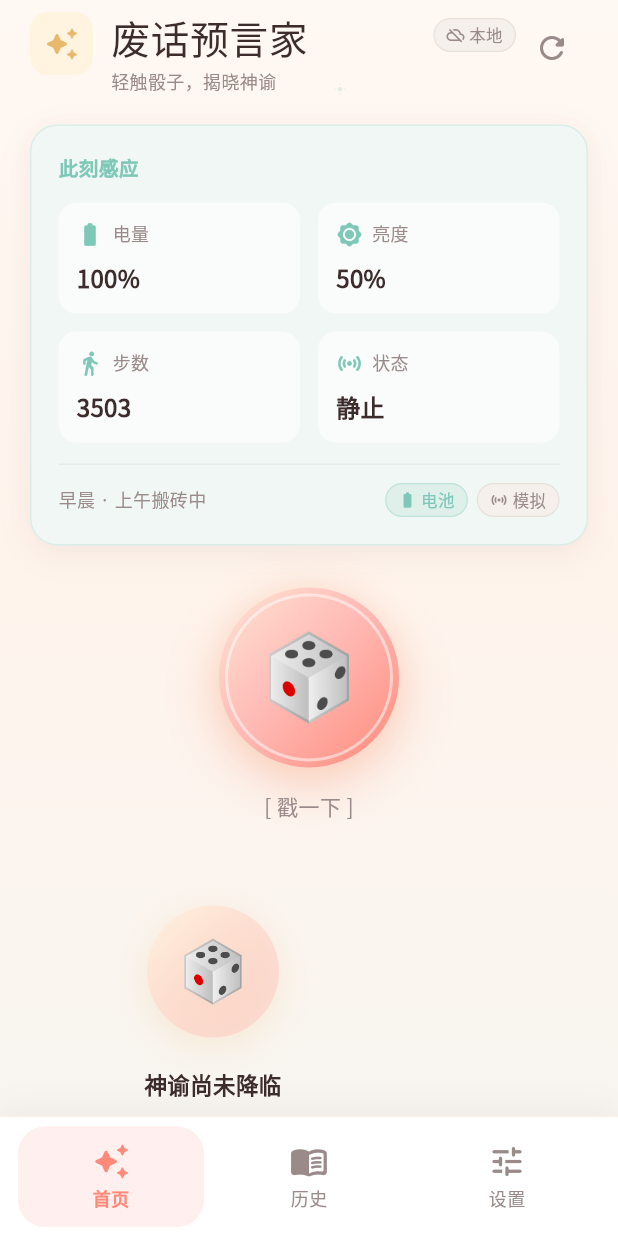
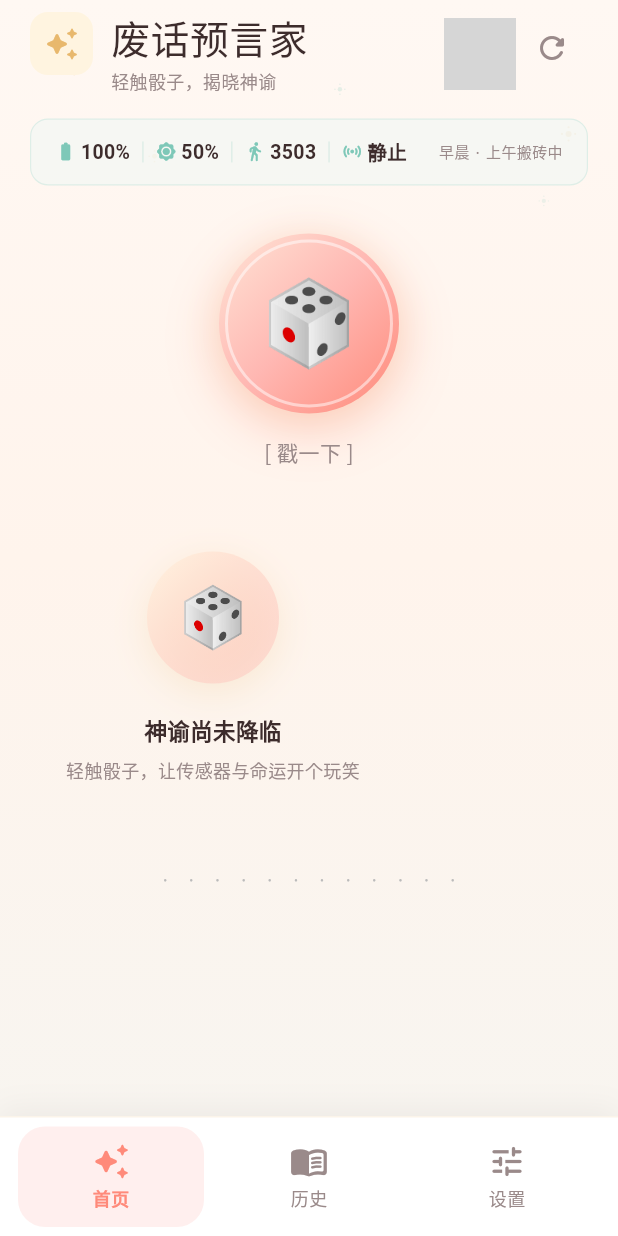
Before and after one commit to Lotus1717/NothingLab, a Flutter app: the screen it shows after launch, on a phone screen of 412 x 824 dp. Run offline on Flutter 3.47's test engine with Material 3 defaults, Android fonts, the phone set to English and light mode, and no system bars; our stand-ins replace battery_plus, google_fonts, permission_handler, sensors_plus, share_plus, shared_preferences; missing offline and left inert: flutter_local_ai, pedometer_2, screen_brightness; statements that could not run were skipped; grey boxes are pictures that could not be loaded.

Commit message:
refactor: 传感器卡片压缩为一行仪表盘
- 4 个传感器数据点变成水平条：🔋 75% | ☀️ 34% | 🚶 46 | 📳 静止
- 去掉底部状态标签（电池真/模拟）
- 右侧显示时间段信息
- 占用面积缩减 60%，让骰子和预言成为视觉焦点

```diff
--- a/lib/screens/home_page.dart
+++ b/lib/screens/home_page.dart
@@ -12,7 +12,6 @@
 import '../widgets/oracle_loading.dart';
 import '../widgets/prophecy_card.dart';
 import '../widgets/sensor_card.dart';
-import '../widgets/status_chip.dart';
 
 class HomePage extends StatefulWidget {
   const HomePage({super.key});
@@ -67,9 +66,9 @@
                 children: [
                   const SizedBox(height: 8),
                   _HomeHero(aiSvc: aiSvc, onRefreshSensors: () => sensorSvc.init()),
-                  const SizedBox(height: 20),
+                  const SizedBox(height: 16),
                   SensorCard(sensor: s),
-                  const SizedBox(height: 28),
+                  const SizedBox(height: 32),
                   Center(
                     child: Column(
                       children: [
--- a/lib/widgets/sensor_card.dart
+++ b/lib/widgets/sensor_card.dart
@@ -2,9 +2,9 @@
 
 import '../config/theme.dart';
 import '../models/sensor_data.dart';
-import 'app_card.dart';
-import 'status_chip.dart';
 
+/// 仪表盘风格传感器状态条 — 压缩成一行
+/// 数字感营造「科学算命」的反差萌
 class SensorCard extends StatelessWidget {
   final SensorData sensor;
 
@@ -12,129 +12,66 @@
 
   @override
   Widget build(BuildContext context) {
-    return AppMintCard(
-      child: Column(
-        crossAxisAlignment: CrossAxisAlignment.start,
+    return Container(
+      padding: const EdgeInsets.symmetric(horizontal: 16, vertical: 12),
+      decoration: BoxDecoration(
+        color: AppTheme.bgMint.withValues(alpha: 0.6),
+        borderRadius: BorderRadius.circular(AppTheme.radiusSm),
+        border: Border.all(
+          color: AppTheme.secondary.withValues(alpha: 0.2),
+          width: 0.8,
+        ),
+      ),
+      child: Row(
         children: [
+          _sensor(Icons.battery_full_rounded, '${sensor.battery ?? "--"}%'),
+          _divider(),
+          _sensor(Icons.brightness_high_rounded, '${sensor.brightness}%'),
+          _divider(),
+          _sensor(Icons.directions_walk_rounded, '${sensor.steps}'),
+          _divider(),
+          _sensor(Icons.sensors_rounded,
+              sensor.isMoving ? '移动' : '静止'),
+          const Spacer(),
           Text(
-            '此刻感应',
-            style: AppTheme.sectionHeader(context).copyWith(
-              color: AppTheme.secondary,
-              letterSpacing: 0.4,
-            ),
-          ),
-          const SizedBox(height: 14),
-          Row(
-            children: [
-              Expanded(
-                child: _SensorTile(
-                  icon: Icons.battery_full_rounded,
-                  label: '电量',
-                  value: '${sensor.battery ?? "--"}%',
-                ),
-              ),
-              const SizedBox(width: 12),
-              Expanded(
-                child: _SensorTile(
-                  icon: Icons.brightness_high_rounded,
-                  label: '亮度',
-                  value: '${sensor.brightness}%',
-                ),
-              ),
-            ],
-          ),
-          const SizedBox(height: 12),
-          Row(
-            children: [
-              Expanded(
-                child: _SensorTile(
-                  icon: Icons.directions_walk_rounded,
-                  label: '步数',
-                  value: '${sensor.steps}',
-                ),
-              ),
-              const SizedBox(width: 12),
-              Expanded(
-                child: _SensorTile(
-                  icon: Icons.sensors_rounded,
-                  label: '状态',
-                  value: sensor.isMoving ? '移动中' : '静止',
-                ),
-              ),
-            ],
-          ),
-          const SizedBox(height: 14),
-          Divider(
-            height: 1,
-            color: AppTheme.textDark.withValues(alpha: 0.06),
-          ),
-          const SizedBox(height: 12),
-          Row(
-            children: [
-              Expanded(
-                child: Text(
-                  '${sensor.dayPhase} · ${sensor.timeHint}',
-                  style: AppTheme.caption(context),
-                ),
-              ),
-              StatusChip(
-                label: sensor.isRealBattery ? '电池' : '模拟',
-                icon: Icons.battery_full_rounded,
-                active: sensor.isRealBattery,
-              ),
-              const SizedBox(width: 6),
-              StatusChip(
-                label: sensor.isRealMotion ? '运动' : '模拟',
-                icon: Icons.sensors_rounded,
-                active: sensor.isRealMotion,
-              ),
-            ],
-          ),
-        ],
-      ),
-    );
-  }
-}
-
-class _SensorTile extends StatelessWidget {
-  final IconData icon;
-  final String label;
-  final String value;
-
-  const _SensorTile({
-    required this.icon,
-    required this.label,
-    required this.value,
-  });
-
-  @override
-  Widget build(BuildContext context) {
-    return Container(
-      padding: const EdgeInsets.symmetric(horizontal: 12, vertical: 12),
-      decoration: BoxDecoration(
-        color: Colors.white.withValues(alpha: 0.65),
-        borderRadius: BorderRadius.circular(AppTheme.radiusSm),
-      ),
-      child: Column(
-        crossAxisAlignment: CrossAxisAlignment.start,
-        children: [
-          Row(
-            children: [
-              Icon(icon, size: 18, color: AppTheme.secondary),
-              const SizedBox(width: 6),
-              Text(label, style: AppTheme.caption(context)),
-            ],
-          ),
-          const SizedBox(height: 8),
-          Text(
-            value,
-            style: AppTheme.bodyMedium(context).copyWith(
-              fontWeight: FontWeight.w700,
-              fontSize: 16,
+            '${sensor.dayPhase} · ${sensor.timeHint}',
+            style: AppTheme.caption(context).copyWith(
+              fontSize: 10,
+              color: AppTheme.textMuted,
             ),
           ),
         ],
       ),
     );
   }
+
+  Widget _sensor(IconData icon, String value) {
+    return Row(
+      mainAxisSize: MainAxisSize.min,
+      children: [
+        Icon(icon, size: 14, color: AppTheme.secondary),
+        const SizedBox(width: 3),
+        Text(
+          value,
+          style: const TextStyle(
+            fontSize: 13,
+            fontWeight: FontWeight.w600,
+            color: AppTheme.textDark,
+            fontFamily: '.SF Pro Text',
+          ),
+        ),
+      ],
+    );
+  }
+
+  Widget _divider() {
+    return Padding(
+      padding: const EdgeInsets.symmetric(horizontal: 8),
+      child: Container(
+        width: 1,
+        height: 14,
+        color: AppTheme.secondary.withValues(alpha: 0.2),
+      ),
+    );
+  }
 }
```
